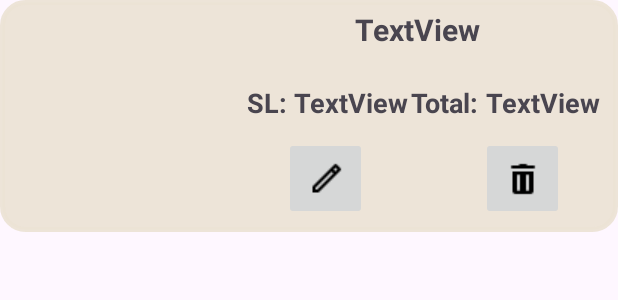
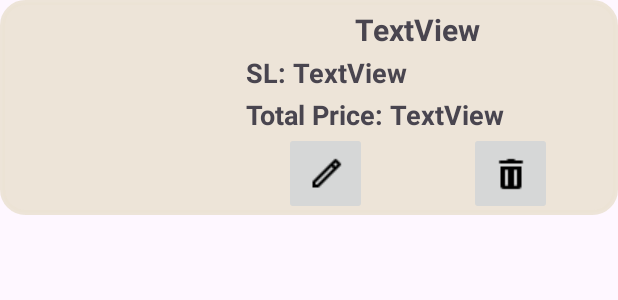
Before and after one commit to galaticwarrior123/Comestic_AppMoblie_Project, an Android app: the layout row_item_cart_product.xml on its own in the app's theme, with its tools: preview values and no code run, on a phone screen of 412 x 824 dp. Shown: the top 300 px of the screen. Run offline under Robolectric (Android 15) with nearby library versions, the phone set to English and light mode, and no system bars; network calls fail.

Commit message:
Update CartFragment

```diff
--- a/app/src/main/java/vn/appCosmetic/Controller/User/User/UserFragment.java
+++ b/app/src/main/java/vn/appCosmetic/Controller/User/User/UserFragment.java
@@ -41,7 +41,6 @@ public class UserFragment extends Fragment {
         Integer idUser = sharedPreferences.getInt("idUser", 0);
         String token = sharedPreferences.getString("token", "");
         if (idUser!=0) {
-
             APIUsersService apiService = RetrofitPrivate.getRetrofit(token).create(APIUsersService.class);
             Call<Users> call = apiService.getUserById(idUser);
             call.enqueue(new Callback<Users>() {
--- a/app/src/main/java/vn/appCosmetic/ServiceAPI/Cart/APICartService.java
+++ b/app/src/main/java/vn/appCosmetic/ServiceAPI/Cart/APICartService.java
@@ -12,6 +12,6 @@ public interface APICartService {
     @GET("cart/all/{idUser}")
     Call<List<Cart>> getCarts(@Path("idUser") int idUser);
 
-    @GET("cartProduct/add")
-    Call<Cart> getCartByUserId();
+    @GET("cart/all/{userId}")
+    Call<Cart> getCartByUserId(@Path("userId") int userId);
 }
--- a/app/src/main/res/layout/row_item_cart_product.xml
+++ b/app/src/main/res/layout/row_item_cart_product.xml
@@ -37,69 +37,70 @@
         android:layout_width="55dp"
         android:layout_height="55dp"
         android:layout_marginStart="39dp"
-        android:layout_marginTop="5dp"
-        android:layout_marginBottom="8dp"
         app:layout_constraintBottom_toBottomOf="parent"
         app:layout_constraintStart_toEndOf="@+id/imgCartProduct"
-        app:layout_constraintTop_toBottomOf="@+id/linearLayout4"
+        app:layout_constraintTop_toBottomOf="@+id/textView7"
         app:srcCompat="@drawable/edit" />
+
 
     <ImageButton
         android:id="@+id/imgCartProductDelete"
         android:layout_width="55dp"
         android:layout_height="55dp"
-        android:layout_marginStart="83dp"
-        android:layout_marginTop="5dp"
-        android:layout_marginEnd="43dp"
-        android:layout_marginBottom="8dp"
+        android:layout_marginStart="68dp"
+        android:layout_marginEnd="44dp"
         app:layout_constraintBottom_toBottomOf="parent"
         app:layout_constraintEnd_toEndOf="parent"
         app:layout_constraintStart_toEndOf="@+id/imgCartProductEdit"
-        app:layout_constraintTop_toBottomOf="@+id/linearLayout4"
+        app:layout_constraintTop_toBottomOf="@+id/txtCartProductTotalPrice"
         app:srcCompat="@drawable/trash" />
 
-    <LinearLayout
-        android:id="@+id/linearLayout4"
-        android:layout_width="243dp"
-        android:layout_height="30dp"
+    <TextView
+        android:id="@+id/textView6"
+        android:layout_width="wrap_content"
+        android:layout_height="24dp"
         android:layout_marginStart="14dp"
-        android:layout_marginTop="20dp"
-        android:layout_marginEnd="4dp"
-        app:layout_constraintEnd_toEndOf="parent"
-        app:layout_constraintStart_toEndOf="@+id/imgCartProduct"
-        app:layout_constraintTop_toBottomOf="@+id/txtCartProductName">
-
-        <TextView
-            android:layout_width="wrap_content"
-            android:layout_height="match_parent"
         android:text="SL: "
         android:textSize="18sp"
-            android:textStyle="bold" />
+        android:textStyle="bold"
+        app:layout_constraintStart_toEndOf="@+id/imgCartProduct"
+        app:layout_constraintTop_toBottomOf="@+id/txtCartProductName" />
 
     <TextView
         android:id="@+id/txtCartProductQuantity"
-            android:layout_width="wrap_content"
-            android:layout_height="match_parent"
-            android:layout_marginRight="2dp"
+        android:layout_width="87dp"
+        android:layout_height="24dp"
+        android:layout_marginEnd="130dp"
         android:text="TextView"
         android:textSize="18sp"
-            android:textStyle="bold" />
+        android:textStyle="bold"
+        app:layout_constraintEnd_toEndOf="parent"
+        app:layout_constraintStart_toEndOf="@+id/textView6"
+        app:layout_constraintTop_toBottomOf="@+id/txtCartProductName" />
 
     <TextView
+        android:id="@+id/textView7"
         android:layout_width="wrap_content"
-            android:layout_height="match_parent"
-            android:text="Total: "
+        android:layout_height="24dp"
+        android:layout_marginStart="14dp"
+        android:layout_marginTop="4dp"
+        android:text="Total Price: "
         android:textSize="18sp"
-            android:textStyle="bold" />
+        android:textStyle="bold"
+        app:layout_constraintStart_toEndOf="@+id/imgCartProduct"
+        app:layout_constraintTop_toBottomOf="@+id/textView6" />
 
     <TextView
         android:id="@+id/txtCartProductTotalPrice"
         android:layout_width="wrap_content"
-            android:layout_height="match_parent"
+        android:layout_height="24dp"
+        android:layout_marginTop="4dp"
+        android:layout_marginEnd="77dp"
         android:text="TextView"
         android:textSize="18sp"
-            android:textStyle="bold" />
-    </LinearLayout>
-
+        android:textStyle="bold"
+        app:layout_constraintEnd_toEndOf="parent"
+        app:layout_constraintStart_toEndOf="@+id/textView7"
+        app:layout_constraintTop_toBottomOf="@+id/txtCartProductQuantity" />
 
 </androidx.constraintlayout.widget.ConstraintLayout>
```
Also changed, not shown: app/src/main/java/vn/appCosmetic/Controller/User/Cart/CartFragment.java (+82 -4 lines), app/src/main/java/vn/appCosmetic/Controller/User/Cart/CartItemAdapter.java (added, +67 -0 lines). Lines whose indentation alone changed are shown as unchanged.
